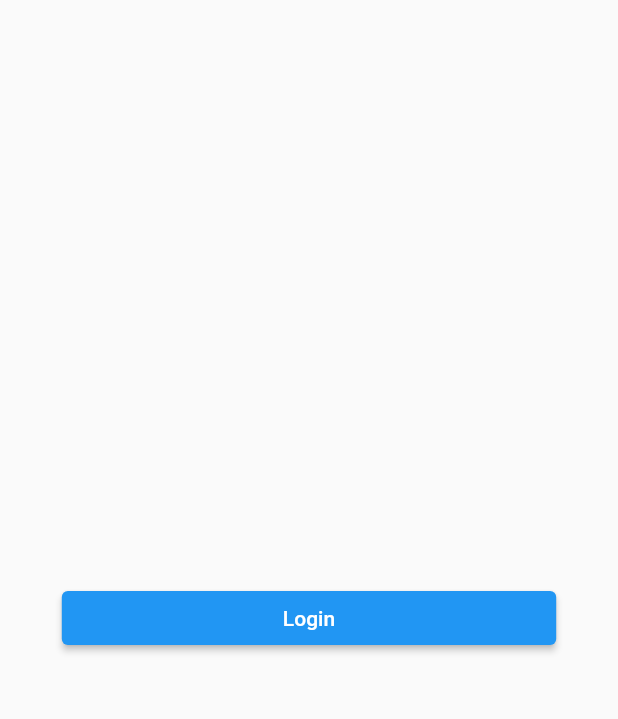
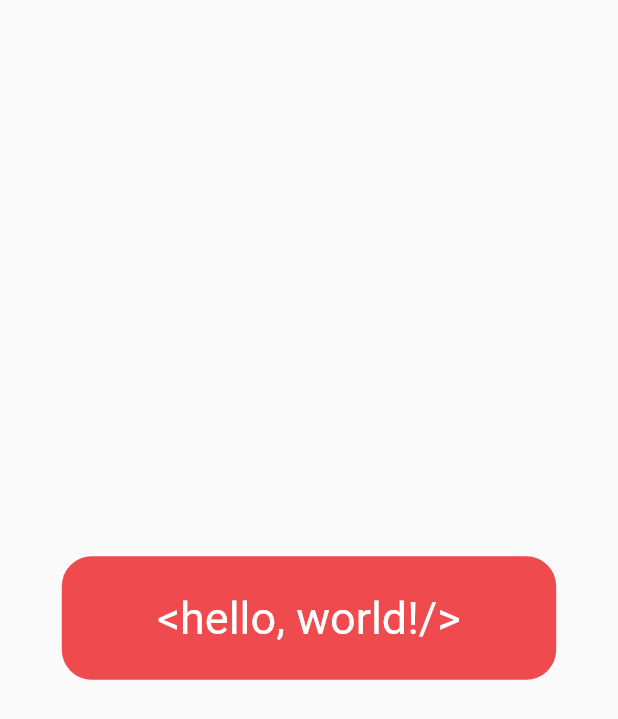
Before and after one commit to TELIT-Hackathon/itvaley-loremIpsum, a Flutter app: the first screen one second after launch, on a phone screen of 412 x 824 dp. Shown: the top 719 px of the screen. Run offline on Flutter 3.47's test engine with Material 2 defaults, Android fonts, the phone set to English and light mode, and no system bars; our stand-ins replace flutter_redux, google_sign_in, redux, shared_preferences.

Commit message:
add startpage upgrade loginpage

```diff
--- a/lib/main.dart
+++ b/lib/main.dart
@@ -1,7 +1,7 @@
 import 'package:flutter/material.dart';
 import 'package:it_valey_hackathon_2022/redux/AppState.dart';
 import 'package:it_valey_hackathon_2022/redux/reducer.dart';
-import 'package:it_valey_hackathon_2022/ui/pages/LoginPage.dart';
+import 'package:it_valey_hackathon_2022/ui/pages/StartPage.dart';
 import 'package:redux/redux.dart';
 import 'package:flutter_redux/flutter_redux.dart';
 
@@ -25,7 +25,7 @@ class MyApp extends StatelessWidget {
     return const MaterialApp(
       debugShowCheckedModeBanner: false,
       title: '"<hello, world!/>',
-      home: LoginPage(),
+      home: StartPage(),
     );
   }
 }
--- /dev/null
+++ b/lib/ui/pages/StartPage.dart
@@ -0,0 +1,97 @@
+import 'package:flutter/material.dart';
+import 'package:flutter_redux/flutter_redux.dart';
+import 'package:it_valey_hackathon_2022/ui/pages/HomePage.dart';
+import 'package:it_valey_hackathon_2022/ui/pages/LoginPage.dart';
+import 'package:shared_preferences/shared_preferences.dart';
+import 'package:redux/redux.dart';
+import '../../entity/User.dart';
+import '../../redux/AppState.dart';
+import '../../redux/actions/SetUserState.dart';
+
+class StartPage extends StatelessWidget{
+  const StartPage({super.key});
+
+  @override
+  Widget build(BuildContext context) {
+    int timestampOfStart = DateTime.now().millisecondsSinceEpoch;
+    double width = MediaQuery.of(context).size.width;
+    double height = MediaQuery.of(context).size.height;
+
+    SharedPreferences.getInstance().then((SharedPreferences prefs){
+      String? id = prefs.getString("user_id");
+      if(id == null){
+
+        int actualTimestamp = DateTime.now().millisecondsSinceEpoch;
+        int delta = actualTimestamp - timestampOfStart;
+        if(delta < 1000){
+          Future.delayed(Duration(milliseconds: 1000 - delta)).then((value){
+            Navigator.push(
+                context,
+                MaterialPageRoute(builder: (context) => const LoginPage())
+            );
+          });
+        } else {
+          Navigator.push(
+              context,
+              MaterialPageRoute(builder: (context) => const LoginPage())
+          );
+        }
+      } else {
+        String? lastName = prefs.getString("user_last_name");
+        String? type = prefs.getString("user_type");
+        String? name = prefs.getString("user_name");
+        List<String>? roles = prefs.getStringList("roles");
+
+        User user = User(id: id, name: name!, lastName: lastName!, type: type!, roles: roles!);
+
+        Store<AppState> store = StoreProvider.of(context);
+        store.dispatch(SetUserState(user: user));
+
+        int actualTimestamp = DateTime.now().millisecondsSinceEpoch;
+        int delta = actualTimestamp - timestampOfStart;
+        if(delta < 1000){
+          Future.delayed(Duration(milliseconds: 1000 - delta)).then((value){
+            Navigator.push(
+                context,
+                MaterialPageRoute(builder: (context) => const HomePage())
+            );
+          });
+        } else {
+          Navigator.push(
+              context,
+              MaterialPageRoute(builder: (context) => const HomePage())
+          );
+        }
+      }
+    });
+
+
+    return Scaffold(
+      body: Center(
+        child: SizedBox(
+          width: width*0.8,
+          height: height*0.1,
+          child: Container(
+            decoration: const BoxDecoration(
+              color: Color.fromRGBO(239, 74, 77, 1),
+              borderRadius: BorderRadius.all(Radius.circular(20))
+            ),
+            child: const Padding(
+              padding: EdgeInsets.all(10.0),
+              child: Center(
+                child: Text(
+                    "<hello, world!/>",
+                    style: TextStyle(
+                      color: Colors.white,
+                      fontSize: 30
+                    ),
+                ),
+              ),
+            ),
+          ),
+        ),
+      ),
+    );
+  }
+
+}
```
